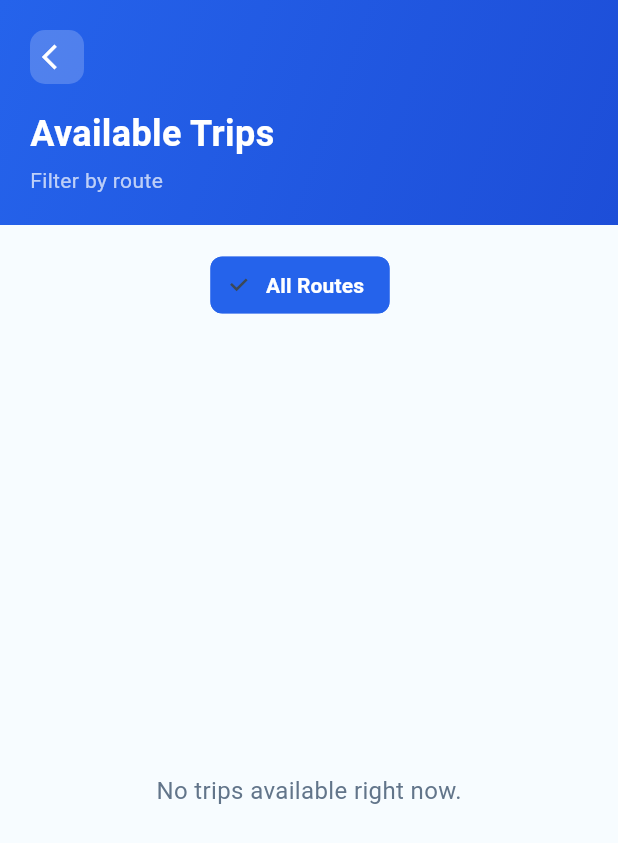
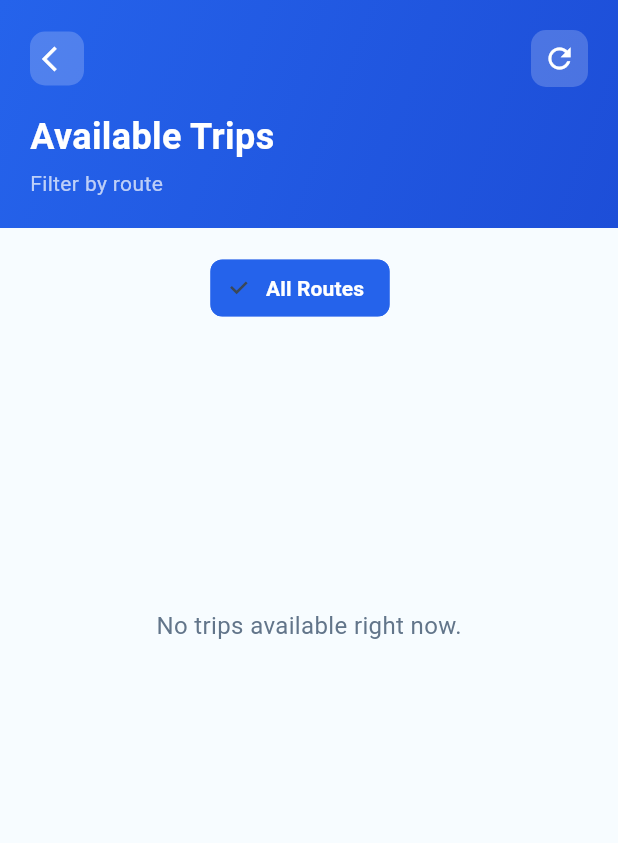
Before and after one commit to SamiAmarneh/AAUP_BUS, a Flutter app: the BrowseTripsPage screen opened directly, on a phone screen of 412 x 824 dp. Shown: the top 843 px of the screen. Run offline on Flutter 3.47's test engine with Material 3 defaults, Android fonts, the light colour scheme and no system bars; our stand-ins replace cloud_firestore, firebase_auth, firebase_core, flutter_riverpod, geolocator, google_maps_flutter and 7 more; missing offline and left inert: mobile_scanner, pay; accounts and stored records are empty.

Commit message:
add ability  to refresh trips list

```diff
--- a/lib/features/student/data/student_trip_providers.dart
+++ b/lib/features/student/data/student_trip_providers.dart
@@ -4,6 +4,7 @@ import '../../../core/firestore/firestore_refresh_constants.dart';
 import '../../trips/data/trip_repository.dart';
 import '../../trips/data/trip_providers.dart';
 import '../../trips/domain/trip_details.dart';
+import 'student_route_providers.dart';
 
 final selectedRouteFilterProvider = StateProvider<String?>((ref) => null);
 
@@ -33,3 +34,13 @@ Stream<List<TripDetails>> _availableTripsStream({
     );
   }
 }
+
+Future<void> refreshStudentBrowseData(WidgetRef ref) async {
+  ref.invalidate(studentActiveRoutesProvider);
+  ref.invalidate(studentAvailableTripsProvider);
+
+  await Future.wait([
+    ref.read(studentActiveRoutesProvider.future),
+    ref.read(studentAvailableTripsProvider.future),
+  ]);
+}
--- a/lib/features/student/presentation/pages/browse_trips_page.dart
+++ b/lib/features/student/presentation/pages/browse_trips_page.dart
@@ -23,7 +23,7 @@ class BrowseTripsPage extends ConsumerWidget {
       body: SafeArea(
         child: Column(
           children: [
-            _buildHeader(context),
+            _buildHeader(context, ref),
             routesAsync.when(
               data: (routes) => _buildRouteFilters(
                 ref: ref,
@@ -38,15 +38,34 @@ class BrowseTripsPage extends ConsumerWidget {
             ),
             Expanded(
               child: tripsAsync.when(
-                data: (tripDetails) => _buildTripsList(context, tripDetails),
+                data: (tripDetails) => _buildTripsList(
+                  context: context,
+                  ref: ref,
+                  tripDetails: tripDetails,
+                ),
                 loading: () => const Center(child: CircularProgressIndicator()),
                 error: (error, _) => Center(
                   child: Padding(
                     padding: const EdgeInsets.all(24),
-                    child: Text(
+                    child: Column(
+                      mainAxisSize: MainAxisSize.min,
+                      children: [
+                        Text(
                           'Unable to load trips. Please try again.',
                           textAlign: TextAlign.center,
                           style: TextStyle(color: Colors.red[700]),
+                        ),
+                        const SizedBox(height: 16),
+                        ElevatedButton.icon(
+                          onPressed: () => refreshStudentBrowseData(ref),
+                          icon: const Icon(Icons.refresh),
+                          label: const Text('Retry'),
+                          style: ElevatedButton.styleFrom(
+                            backgroundColor: const Color(0xFF2563EB),
+                            foregroundColor: Colors.white,
+                          ),
+                        ),
+                      ],
                     ),
                   ),
                 ),
@@ -58,7 +77,7 @@ class BrowseTripsPage extends ConsumerWidget {
     );
   }
 
-  Widget _buildHeader(BuildContext context) {
+  Widget _buildHeader(BuildContext context, WidgetRef ref) {
     return Container(
       width: double.infinity,
       padding: const EdgeInsets.symmetric(horizontal: 20, vertical: 20),
@@ -86,6 +105,22 @@ class BrowseTripsPage extends ConsumerWidget {
                     Icons.arrow_back_ios,
                     color: Colors.white,
                     size: 20,
+                  ),
+                ),
+              ),
+              const Spacer(),
+              InkWell(
+                onTap: () => refreshStudentBrowseData(ref),
+                child: Container(
+                  padding: const EdgeInsets.all(8),
+                  decoration: BoxDecoration(
+                    color: Colors.white.withOpacity(0.2),
+                    borderRadius: BorderRadius.circular(10),
+                  ),
+                  child: const Icon(
+                    Icons.refresh,
+                    color: Colors.white,
+                    size: 22,
                   ),
                 ),
               ),
@@ -170,15 +205,29 @@ class BrowseTripsPage extends ConsumerWidget {
     );
   }
 
-  Widget _buildTripsList(BuildContext context, List<TripDetails> tripDetails) {
+  Widget _buildTripsList({
+    required BuildContext context,
+    required WidgetRef ref,
+    required List<TripDetails> tripDetails,
+  }) {
     if (tripDetails.isEmpty) {
-      return const Center(
-        child: Padding(
-          padding: EdgeInsets.all(24),
+      return RefreshIndicator(
+        onRefresh: () => refreshStudentBrowseData(ref),
+        color: const Color(0xFF2563EB),
+        child: ListView(
+          physics: const AlwaysScrollableScrollPhysics(),
+          padding: const EdgeInsets.symmetric(horizontal: 20),
+          children: [
+            SizedBox(
+              height: MediaQuery.sizeOf(context).height * 0.45,
+              child: const Center(
                 child: Text(
                   'No trips available right now.',
                   style: TextStyle(fontSize: 16, color: Color(0xFF62758A)),
                 ),
+              ),
+            ),
+          ],
         ),
       );
     }
@@ -189,7 +238,11 @@ class BrowseTripsPage extends ConsumerWidget {
       groupedTrips.putIfAbsent(trip.city, () => []).add(trip);
     }
 
-    return ListView(
+    return RefreshIndicator(
+      onRefresh: () => refreshStudentBrowseData(ref),
+      color: const Color(0xFF2563EB),
+      child: ListView(
+        physics: const AlwaysScrollableScrollPhysics(),
         padding: const EdgeInsets.symmetric(horizontal: 20),
         children: [
           ...groupedTrips.entries.map(
@@ -245,6 +298,7 @@ class BrowseTripsPage extends ConsumerWidget {
           ),
           const SizedBox(height: 20),
         ],
+      ),
     );
   }
 
```
Lines whose indentation alone changed are shown as unchanged.
